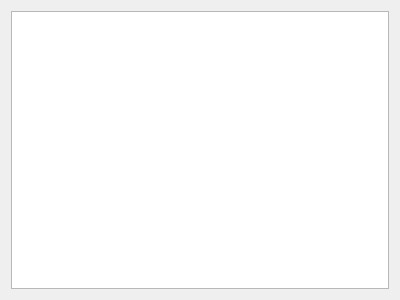
Before: the Qt Designer form valueinspectdialog.ui in petak5/ICP, drawn with Qt 5.
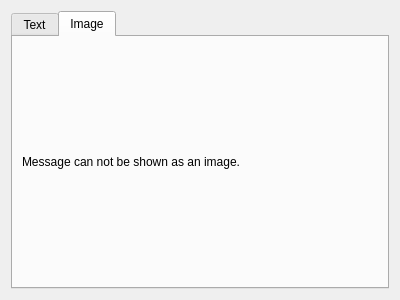
After: the same form once the commit is applied. The open tabs and pages were chosen to show the change.

Commit message: Working on showing image

Diff of the .ui file:
```diff
--- a/valueinspectdialog.ui
+++ b/valueinspectdialog.ui
@@ -15,10 +15,38 @@
   </property>
   <layout class="QVBoxLayout" name="verticalLayout">
    <item>
-    <widget class="QPlainTextEdit" name="plainTextEdit">
-     <property name="readOnly">
-      <bool>true</bool>
+    <widget class="QTabWidget" name="tabWidget">
+     <property name="currentIndex">
+      <number>0</number>
      </property>
+     <widget class="QWidget" name="text_tab">
+      <attribute name="title">
+       <string>Text</string>
+      </attribute>
+      <layout class="QVBoxLayout" name="verticalLayout_3">
+       <item>
+        <widget class="QPlainTextEdit" name="plainTextEdit">
+         <property name="readOnly">
+          <bool>true</bool>
+         </property>
+        </widget>
+       </item>
+      </layout>
+     </widget>
+     <widget class="QWidget" name="image_tab">
+      <attribute name="title">
+       <string>Image</string>
+      </attribute>
+      <layout class="QVBoxLayout" name="verticalLayout_2">
+       <item>
+        <widget class="QLabel" name="image_label">
+         <property name="text">
+          <string>Message can not be shown as an image.</string>
+         </property>
+        </widget>
+       </item>
+      </layout>
+     </widget>
     </widget>
    </item>
   </layout>
```
The commit also changes 4 other files.
